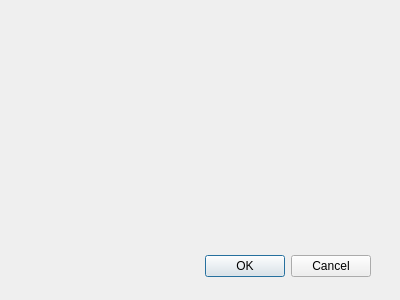
Old version of the form GUI/pgdba_generators/dlginsert.ui in the repository marcotcal/PG-DBA-Tools.
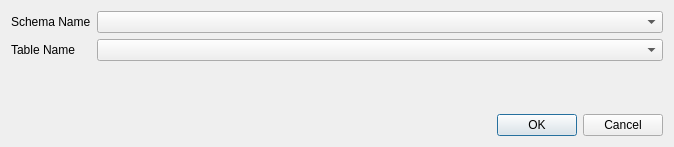
New version of the form.

Commit message: SQL Generators - Begining of implementation

What changed in the file:
```diff
--- a/GUI/pgdba_generators/dlginsert.ui
+++ b/GUI/pgdba_generators/dlginsert.ui
@@ -6,8 +6,8 @@
    <rect>
     <x>0</x>
     <y>0</y>
-    <width>400</width>
-    <height>300</height>
+    <width>674</width>
+    <height>147</height>
    </rect>
   </property>
   <property name="windowTitle">
@@ -16,15 +16,33 @@
   <property name="modal">
    <bool>true</bool>
   </property>
+  <layout class="QVBoxLayout" name="verticalLayout">
+   <item>
+    <layout class="QFormLayout" name="formLayout">
+     <item row="0" column="0">
+      <widget class="QLabel" name="label">
+       <property name="text">
+        <string>Schema Name</string>
+       </property>
+      </widget>
+     </item>
+     <item row="0" column="1">
+      <widget class="QComboBox" name="comboBox"/>
+     </item>
+     <item row="1" column="0">
+      <widget class="QLabel" name="label_2">
+       <property name="text">
+        <string>Table Name</string>
+       </property>
+      </widget>
+     </item>
+     <item row="1" column="1">
+      <widget class="QComboBox" name="comboBox_2"/>
+     </item>
+    </layout>
+   </item>
+   <item>
   <widget class="QDialogButtonBox" name="buttonBox">
-   <property name="geometry">
-    <rect>
-     <x>30</x>
-     <y>250</y>
-     <width>341</width>
-     <height>32</height>
-    </rect>
-   </property>
    <property name="orientation">
     <enum>Qt::Horizontal</enum>
    </property>
@@ -32,6 +50,8 @@
     <set>QDialogButtonBox::Cancel|QDialogButtonBox::Ok</set>
    </property>
   </widget>
+   </item>
+  </layout>
  </widget>
  <resources/>
  <connections>
```
Lines whose indentation alone changed are shown as unchanged. The commit also changes 2 other files.
